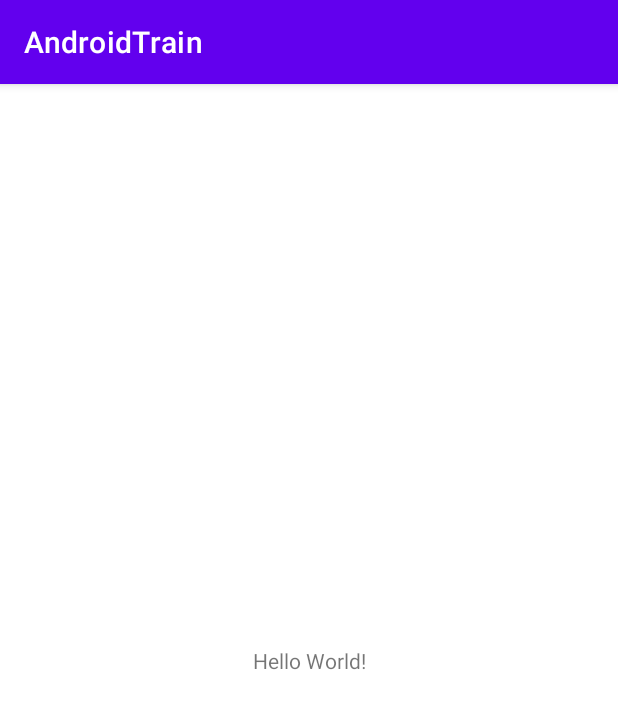
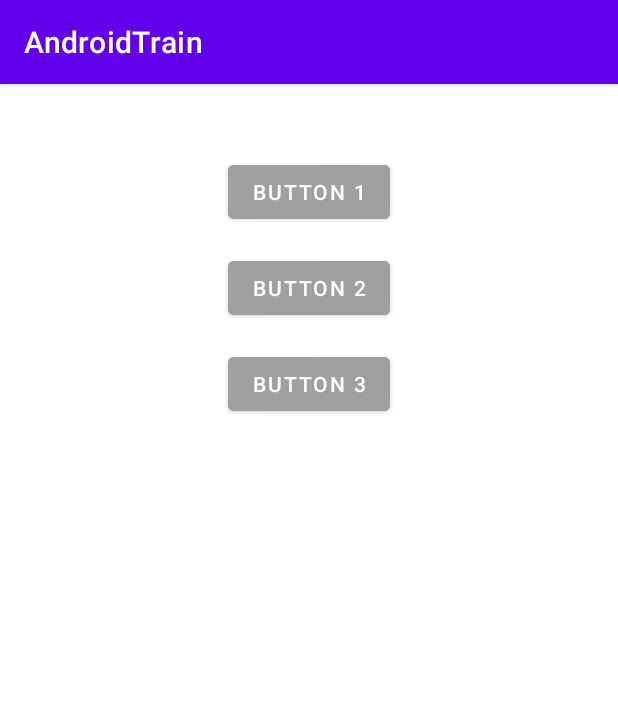
Before and after one commit to mutoe/AndroidTrain, an Android app: the screen it shows after launch (MainActivity), on a phone screen of 412 x 824 dp. Shown: the top 709 px of the screen. Run offline under Robolectric (Android 15) with nearby library versions, the phone set to English and light mode, and no system bars.

Commit message:
feat: add l10n

```diff
--- a/app/src/main/res/layout/activity_main.xml
+++ b/app/src/main/res/layout/activity_main.xml
@@ -1,18 +1,39 @@
 <?xml version="1.0" encoding="utf-8"?>
-<androidx.constraintlayout.widget.ConstraintLayout xmlns:android="http://schemas.android.com/apk/res/android"
+<LinearLayout xmlns:android="http://schemas.android.com/apk/res/android"
     xmlns:app="http://schemas.android.com/apk/res-auto"
     xmlns:tools="http://schemas.android.com/tools"
     android:layout_width="match_parent"
     android:layout_height="match_parent"
-    tools:context=".MainActivity">
+    android:orientation="vertical"
+    android:padding="16dp"
+    tools:context=".MainActivity"
+    >
 
-    <TextView
+    <Button
         android:layout_width="wrap_content"
         android:layout_height="wrap_content"
-        android:text="Hello World!"
-        app:layout_constraintBottom_toBottomOf="parent"
-        app:layout_constraintLeft_toLeftOf="parent"
-        app:layout_constraintRight_toRightOf="parent"
-        app:layout_constraintTop_toTopOf="parent" />
+        android:layout_gravity="center_horizontal"
+        android:layout_marginTop="32dp"
+        android:backgroundTint="@color/gray"
+        android:text="@string/button1"
+        />
 
-</androidx.constraintlayout.widget.ConstraintLayout>
+    <Button
+        android:layout_width="wrap_content"
+        android:layout_height="wrap_content"
+        android:layout_gravity="center_horizontal"
+        android:layout_marginTop="16dp"
+        android:backgroundTint="@color/gray"
+        android:text="@string/button2"
+        />
+
+    <Button
+        android:layout_width="wrap_content"
+        android:layout_height="wrap_content"
+        android:layout_gravity="center_horizontal"
+        android:layout_marginTop="16dp"
+        android:backgroundTint="@color/gray"
+        android:text="@string/button3"
+        />
+
+</LinearLayout>
--- a/app/src/main/res/values/colors.xml
+++ b/app/src/main/res/values/colors.xml
@@ -7,4 +7,5 @@
     <color name="teal_700">#FF018786</color>
     <color name="black">#FF000000</color>
     <color name="white">#FFFFFFFF</color>
+    <color name="gray">#FFA0A0A0</color>
 </resources>
--- a/app/src/main/res/values/strings.xml
+++ b/app/src/main/res/values/strings.xml
@@ -1,3 +1,6 @@
 <resources>
     <string name="app_name">AndroidTrain</string>
+    <string name="button1">Button 1</string>
+    <string name="button2">Button 2</string>
+    <string name="button3">Button 3</string>
 </resources>
```
Also changed, not shown: 3 other files.
